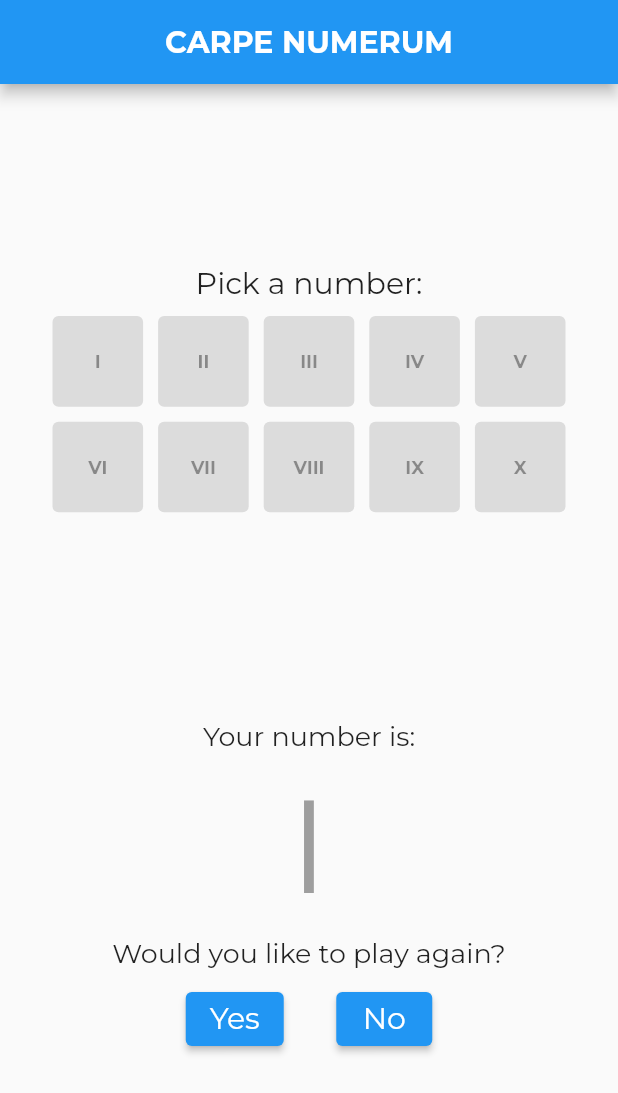
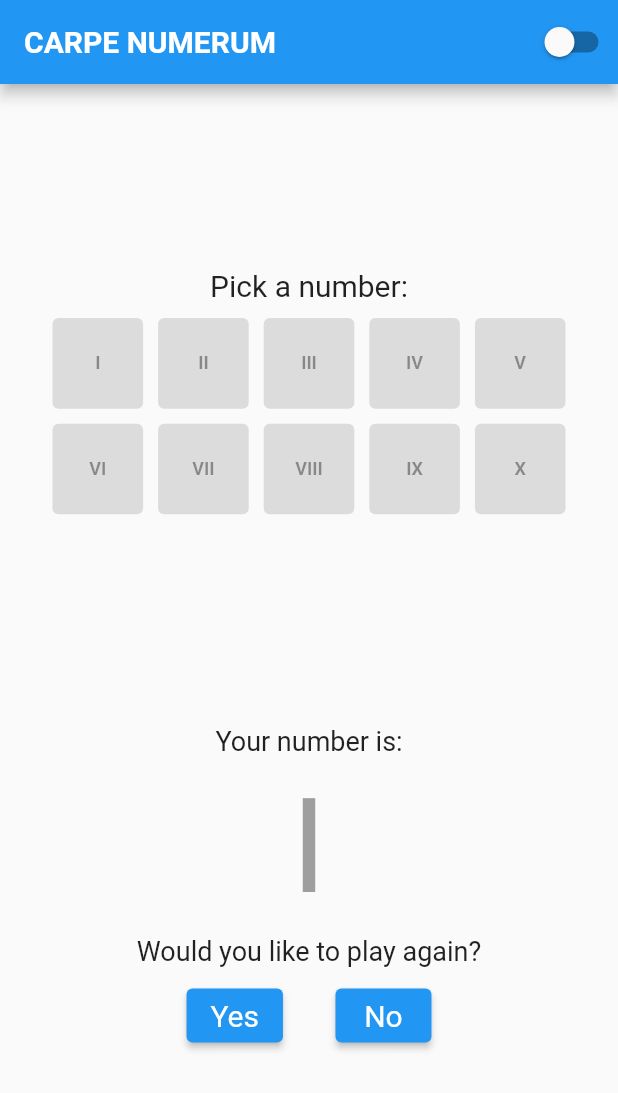
Before and after one commit to keith47733/carpe_numerum, a Flutter app: the screen it shows after launch, after a tap on an icon or button, on a phone screen of 412 x 824 dp. Shown: the top 1093 px of the screen. Run offline on Flutter 3.47's test engine with Material 2 defaults, Android fonts, the phone set to English and light mode, and no system bars.

Commit message:
Added dark/light mode switch

```diff
--- a/lib/main.dart
+++ b/lib/main.dart
@@ -1,7 +1,21 @@
 import 'package:flutter/material.dart';
+import 'package:provider/provider.dart';
 
 void main() {
-  runApp(const MyApp());
+  runApp(
+    ChangeNotifierProvider(
+      create: (context) => ThemeMode(),
+      child: const MyApp(),
+    ),
+  );
+}
+
+class ThemeMode with ChangeNotifier {
+  bool _lightmode = false;
+  changeMode() {
+    _lightmode = !_lightmode;
+    notifyListeners();
+  }
 }
 
 class MyApp extends StatelessWidget {
@@ -9,10 +23,13 @@ class MyApp extends StatelessWidget {
 
   @override
   Widget build(BuildContext context) {
+    final themeMode = Provider.of<ThemeMode>(context);
+
     return MaterialApp(
+			debugShowCheckedModeBanner: false,
       theme: ThemeData(
-        fontFamily: 'Montserrat',
         primarySwatch: Colors.blue,
+        brightness: themeMode._lightmode ? Brightness.dark : Brightness.light,
       ),
       home: const MyHomePage(),
     );
@@ -27,23 +44,13 @@ class MyHomePage extends StatefulWidget {
 }
 
 class _MyHomePageState extends State<MyHomePage> {
-  final List<String> _numbers = [
-    'I',
-    'II',
-    'III',
-    'IV',
-    'V',
-    'VI',
-    'VII',
-    'VIII',
-    'IX',
-    'X'
-  ];
+  final List<String> _numbers = ['I', 'II', 'III', 'IV', 'V', 'VI', 'VII', 'VIII', 'IX', 'X'];
   String _chosenNumber = 'VIII';
-  bool _gameStage2 = false;
+  bool _isAnswerPhase = false;
 
   @override
   Widget build(BuildContext context) {
+    final themeMode = Provider.of<ThemeMode>(context);
     return Scaffold(
       appBar: AppBar(
         title: Text(
@@ -53,9 +60,16 @@ class _MyHomePageState extends State<MyHomePage> {
             fontWeight: FontWeight.bold,
           ),
         ),
-        centerTitle: true,
+        centerTitle: false,
+        actions: [
+          Switch(
+            value: themeMode._lightmode,
+            onChanged: (bool val) {
+              themeMode.changeMode();
+            },
           ),
-      //
+        ],
+      ),
       body: Column(
         mainAxisAlignment: MainAxisAlignment.spaceEvenly,
         children: <Widget>[
@@ -76,9 +90,11 @@ class _MyHomePageState extends State<MyHomePage> {
                 mainAxisSpacing: 10.0,
                 crossAxisSpacing: 10.0,
                 shrinkWrap: true,
-                children: List.generate(_numbers.length, (index) {
+                children: List.generate(
+                  _numbers.length,
+                  (index) {
                     return ElevatedButton(
-                    onPressed: _gameStage2 ? null : () => _chooseNumber(index),
+                      onPressed: _isAnswerPhase ? null : () => _chooseNumber(index),
                       child: Text(
                         _numbers[index],
                         style: const TextStyle(
@@ -87,12 +103,13 @@ class _MyHomePageState extends State<MyHomePage> {
                         ),
                       ),
                     );
-                }),
+                  },
+                ),
               ),
             ],
           ),
           AnimatedOpacity(
-            opacity: _gameStage2 ? 1.0 : 0.0,
+            opacity: _isAnswerPhase ? 1.0 : 0.0,
             duration: const Duration(milliseconds: 500),
             child: Column(
               mainAxisAlignment: MainAxisAlignment.start,
@@ -163,13 +180,13 @@ class _MyHomePageState extends State<MyHomePage> {
   void _chooseNumber(index) {
     setState(() {
       _chosenNumber = _numbers[index];
-      _gameStage2 = true;
+      _isAnswerPhase = true;
     });
   }
 
   void _playAgain() {
     setState(() {
-      _gameStage2 = false;
+      _isAnswerPhase = false;
     });
   }
 }
--- a/pubspec.yaml
+++ b/pubspec.yaml
@@ -36,6 +36,7 @@ dependencies:
   # The following adds the Cupertino Icons font to your application.
   # Use with the CupertinoIcons class for iOS style icons.
   cupertino_icons: ^1.0.2
+  provider: ^6.0.3
 
 dev_dependencies:
   flutter_test:
```
Also changed, not shown: pubspec.lock. Lines whose indentation alone changed are shown as unchanged.
